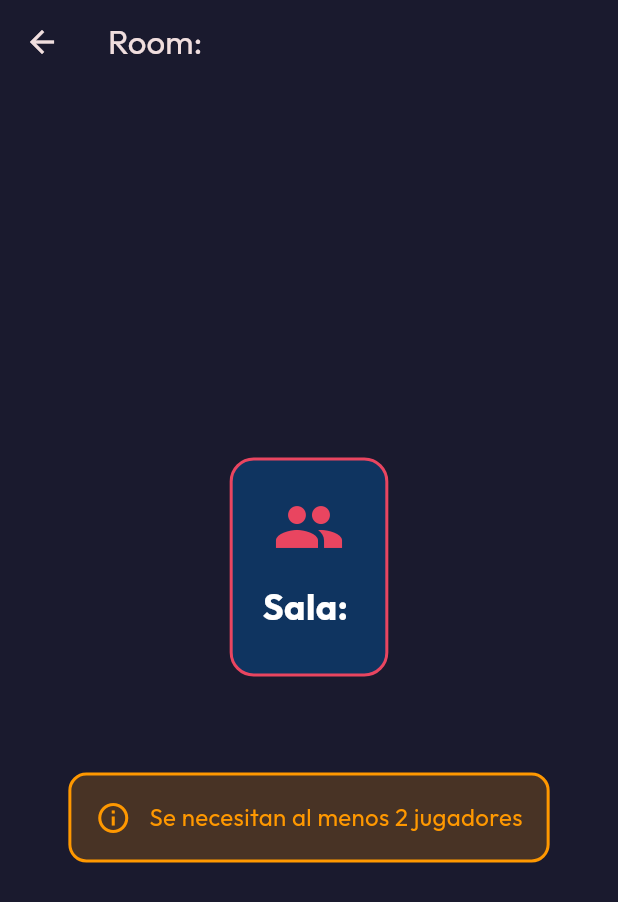
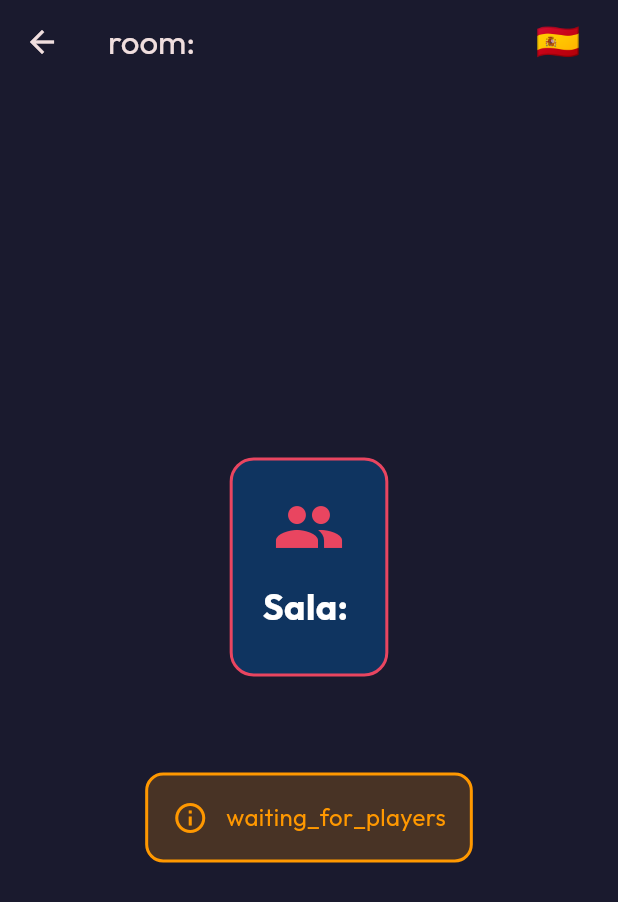
Before and after one commit to ManitosXpress/PokerImperial, a Flutter app: the GameScreen screen opened directly with empty values, on a phone screen of 412 x 824 dp. Shown: the top 902 px of the screen. Run offline on Flutter 3.47's test engine with Material 3 defaults, Android fonts, the phone set to English and light mode, and no system bars; our stand-ins replace google_fonts, socket_io_client; network calls fail.

Commit message:
Update backend with winner logic and frontend with language toggle

```diff
--- a/app/lib/main.dart
+++ b/app/lib/main.dart
@@ -2,6 +2,7 @@ import 'package:flutter/material.dart';
 import 'package:google_fonts/google_fonts.dart';
 import 'package:provider/provider.dart';
 import 'services/socket_service.dart';
+import 'providers/language_provider.dart';
 import 'screens/lobby_screen.dart';
 
 void main() {
@@ -16,6 +17,7 @@ class PokerApp extends StatelessWidget {
     return MultiProvider(
       providers: [
         ChangeNotifierProvider(create: (_) => SocketService()..connect()),
+        ChangeNotifierProvider(create: (_) => LanguageProvider()),
       ],
       child: MaterialApp(
         title: 'Poker Texas Holdem',
--- /dev/null
+++ b/app/lib/providers/language_provider.dart
@@ -0,0 +1,125 @@
+import 'package:flutter/material.dart';
+
+class LanguageProvider with ChangeNotifier {
+  Locale _currentLocale = const Locale('es'); // Default to Spanish as requested implicitly by user context
+
+  Locale get currentLocale => _currentLocale;
+
+  void toggleLanguage() {
+    _currentLocale = _currentLocale.languageCode == 'en'
+        ? const Locale('es')
+        : const Locale('en');
+    notifyListeners();
+  }
+
+  String getText(String key) {
+    return _localizedValues[_currentLocale.languageCode]?[key] ?? key;
+  }
+
+  // Poker hand translation
+  String translateHand(String englishHand) {
+    if (_currentLocale.languageCode == 'en') return englishHand;
+
+    String result = englishHand;
+    _pokerTerms.forEach((english, spanish) {
+      result = result.replaceAll(english, spanish);
+    });
+    return result;
+  }
+
+  static final Map<String, String> _pokerTerms = {
+    'High Card': 'Carta Alta',
+    'Pair': 'Par',
+    'Two Pair': 'Doble Par',
+    'Three of a Kind': 'Trío',
+    'Straight': 'Escalera',
+    'Flush': 'Color',
+    'Full House': 'Full',
+    'Four of a Kind': 'Poker',
+    'Straight Flush': 'Escalera de Color',
+    'Royal Flush': 'Escalera Real',
+    'Ace': 'As',
+    'King': 'Rey',
+    'Queen': 'Reina',
+    'Jack': 'Jota',
+    '\'s': '',
+    'high': 'alta',
+  };
+
+  static final Map<String, Map<String, String>> _localizedValues = {
+    'en': {
+      'app_title': 'POKER IMPERIAL',
+      'play_now': 'PLAY NOW',
+      'create_room': 'CREATE ROOM',
+      'practice_bots': 'PRACTICE WITH BOTS',
+      'join_room': 'JOIN ROOM',
+      'your_name': 'Your Name',
+      'room_id': 'Room ID',
+      'join': 'JOIN',
+      'connecting': 'Connecting to server...',
+      'connected': 'Connected',
+      'room_created': '🎉 Room Created',
+      'share_code': 'Share this code with friends:',
+      'copy_code': 'Copy Code',
+      'copied': '✅ Code copied to clipboard',
+      'go_to_room': 'Go to Room',
+      'waiting_players': 'Waiting for players...',
+      'players': 'Players',
+      'start_game': 'START GAME',
+      'need_players': 'Need at least 2 players',
+      'check': 'Check',
+      'call': 'Call',
+      'fold': 'Fold',
+      'raise': 'Raise',
+      'winner': 'WINNER!',
+      'loser': 'YOU LOST!',
+      'tie': 'TIE!',
+      'wins': 'wins',
+      'next_hand': 'Next hand shortly...',
+      'exit': 'Exit',
+      'continue': 'Continue',
+      'player_cards': 'Player Cards:',
+      'pot': 'Pot',
+      'community_cards': 'Community Cards',
+      'waiting_turn': 'Waiting for turn...',
+      'your_turn': 'YOUR TURN',
+    },
+    'es': {
+      'app_title': 'POKER IMPERIAL',
+      'play_now': 'JUGAR AHORA',
+      'create_room': 'CREAR SALA',
+      'practice_bots': 'PRACTICAR CON BOTS',
+      'join_room': 'UNIRSE A SALA',
+      'your_name': 'Tu Nombre',
+      'room_id': 'ID de Sala',
+      'join': 'ENTRAR',
+      'connecting': 'Conectando al servidor...',
+      'connected': 'Conectado',
+      'room_created': '🎉 Sala Creada',
+      'share_code': 'Comparte este código con amigos:',
+      'copy_code': 'Copiar Código',
+      'copied': '✅ Código copiado al portapapeles',
+      'go_to_room': 'Ir a la Sala',
+      'waiting_players': 'Esperando jugadores...',
+      'players': 'Jugadores',
+      'start_game': 'INICIAR JUEGO',
+      'need_players': 'Se necesitan al menos 2 jugadores',
+      'check': 'Pasar',
+      'call': 'Igualar',
+      'fold': 'Retirarse',
+      'raise': 'Subir',
+      'winner': '¡GANASTE!',
+      'loser': '¡PERDISTE!',
+      'tie': '¡EMPATE!',
+      'wins': 'gana',
+      'next_hand': 'Próxima mano en breve...',
+      'exit': 'Salir',
+      'continue': 'Continuar',
+      'player_cards': 'Cartas de los Jugadores:',
+      'pot': 'Bote',
+      'community_cards': 'Cartas Comunitarias',
+      'waiting_turn': 'Esperando turno...',
+      'your_turn': 'TU TURNO',
+    },
+  };
+}
--- a/app/lib/screens/game_screen.dart
+++ b/app/lib/screens/game_screen.dart
@@ -4,7 +4,7 @@ import 'dart:math' as math;
 import '../services/socket_service.dart';
 import '../widgets/poker_card.dart';
 import '../widgets/player_seat.dart';
-import '../utils/poker_translations.dart';
+import '../providers/language_provider.dart';
 
 class GameScreen extends StatefulWidget {
   final String roomId;
@@ -127,6 +127,7 @@ class _GameScreenState extends State<GameScreen> with SingleTickerProviderStateM
   @override
   Widget build(BuildContext context) {
     final socketService = Provider.of<SocketService>(context);
+    final languageProvider = Provider.of<LanguageProvider>(context);
 
     bool isTurn = false;
     if (gameState != null && gameState!['currentTurn'] != null) {
@@ -136,9 +137,21 @@ class _GameScreenState extends State<GameScreen> with SingleTickerProviderStateM
     return Scaffold(
       backgroundColor: const Color(0xFF1A1A2E),
       appBar: AppBar(
-        title: Text('Room: ${widget.roomId}'),
+        title: Text('${languageProvider.getText('room')}: ${widget.roomId}'),
         backgroundColor: Colors.transparent,
         elevation: 0,
+        actions: [
+          Padding(
+            padding: const EdgeInsets.only(right: 16.0),
+            child: IconButton(
+              icon: Text(
+                languageProvider.currentLocale.languageCode == 'en' ? '🇺🇸' : '🇪🇸',
+                style: const TextStyle(fontSize: 24),
+              ),
+              onPressed: () => languageProvider.toggleLanguage(),
+            ),
+          ),
+        ],
       ),
       body: gameState == null
           ? Center(
@@ -195,9 +208,9 @@ class _GameScreenState extends State<GameScreen> with SingleTickerProviderStateM
                         child: Column(
                           crossAxisAlignment: CrossAxisAlignment.start,
                           children: [
-                            const Text(
-                              'Jugadores Conectados:',
-                              style: TextStyle(
+                            Text(
+                              languageProvider.getText('players_connected'),
+                              style: const TextStyle(
                                 color: Colors.white70,
                                 fontSize: 16,
                                 fontWeight: FontWeight.bold,
@@ -209,24 +222,7 @@ class _GameScreenState extends State<GameScreen> with SingleTickerProviderStateM
                                 padding: const EdgeInsets.only(bottom: 12),
                                 child: Row(
                                   children: [
-                                    Container(
-                                      width: 40,
-                                      height: 40,
-                                      decoration: BoxDecoration(
-                                        color: const Color(0xFFE94560),
-                                        shape: BoxShape.circle,
-                                      ),
-                                      child: Center(
-                                        child: Text(
-                                          player['name'][0].toUpperCase(),
-                                          style: const TextStyle(
-                                            color: Colors.white,
-                                            fontSize: 20,
-                                            fontWeight: FontWeight.bold,
-                                          ),
-                                        ),
-                                      ),
-                                    ),
+                                    const Icon(Icons.person, color: Colors.white70),
                                     const SizedBox(width: 12),
                                     Text(
                                       player['name'],
@@ -235,45 +231,10 @@ class _GameScreenState extends State<GameScreen> with SingleTickerProviderStateM
                                         fontSize: 18,
                                       ),
                                     ),
-                                    const Spacer(),
-                                    const Icon(Icons.check_circle, color: Colors.green, size: 20),
                                   ],
                                 ),
                               );
                             }).toList(),
-
-                            // Empty slots
-                            if (roomState!['players'] != null)
-                              ...List.generate(
-                                4 - (roomState!['players'] as List).length,
-                                (index) => Padding(
-                                  padding: const EdgeInsets.only(bottom: 12),
-                                  child: Row(
-                                    children: [
-                                      Container(
-                                        width: 40,
-                                        height: 40,
-                                        decoration: BoxDecoration(
-                                          color: Colors.white24,
-                                          shape: BoxShape.circle,
-                                        ),
-                                        child: const Center(
-                                          child: Icon(Icons.person_outline, color: Colors.white38),
-                                        ),
-                                      ),
-                                      const SizedBox(width: 12),
-                                      const Text(
-                                        'Esperando jugador...',
-                                        style: TextStyle(
-                                          color: Colors.white38,
-                                          fontSize: 16,
-                                          fontStyle: FontStyle.italic,
-                                        ),
-                                      ),
-                                    ],
-                                  ),
-                                ),
-                              ),
                           ],
                         ),
                       ),
@@ -285,7 +246,7 @@ class _GameScreenState extends State<GameScreen> with SingleTickerProviderStateM
                       ElevatedButton.icon(
                         onPressed: _startGame,
                         icon: const Icon(Icons.play_arrow, size: 28),
-                        label: const Text('INICIAR JUEGO'),
+                        label: Text(languageProvider.getText('start_game')),
                         style: ElevatedButton.styleFrom(
                           backgroundColor: Colors.green,
                           padding: const EdgeInsets.symmetric(horizontal: 40, vertical: 20),
@@ -309,7 +270,7 @@ class _GameScreenState extends State<GameScreen> with SingleTickerProviderStateM
                             const Icon(Icons.info_outline, color: Colors.orange),
                             const SizedBox(width: 12),
                             Text(
-                              'Se necesitan al menos 2 jugadores',
+                              languageProvider.getText('waiting_for_players'),
                               style: const TextStyle(
                                 color: Colors.orange,
                                 fontSize: 16,
@@ -448,7 +409,7 @@ class _GameScreenState extends State<GameScreen> with SingleTickerProviderStateM
                               onPressed: () => _sendAction('bet', raiseAmount),
                               backgroundColor: Colors.green,
                               icon: const Icon(Icons.add_circle),
-                              label: Text('Bet $raiseAmount', style: const TextStyle(fontWeight: FontWeight.bold)),
+                              label: Text('${languageProvider.getText('raise')} $raiseAmount', style: const TextStyle(fontWeight: FontWeight.bold)),
                               heroTag: 'bet',
                             ),
                           ),
@@ -479,12 +440,12 @@ class _GameScreenState extends State<GameScreen> with SingleTickerProviderStateM
                             child: FloatingActionButton.extended(
                               onPressed: () => _sendAction(needToCall ? 'call' : 'check'),
                               backgroundColor: Colors.blue,
-                              icon: const Icon(Icons.check_circle),
+                              icon: Icon(needToCall ? Icons.call_made : Icons.check_circle_outline),
                               label: Text(
-                                needToCall ? 'Call ${currentBet - myCurrentBet}' : 'Check',
-                                style: const TextStyle(fontWeight: FontWeight.bold),
+                                needToCall ? '${languageProvider.getText('call')} ${currentBet - myCurrentBet}' : languageProvider.getText('check'),
+                                style: const TextStyle(fontWeight: FontWeight.bold)
                               ),
-                              heroTag: 'check',
+                              heroTag: 'call_check',
                             ),
                           ),
                         ),
@@ -495,7 +456,7 @@ class _GameScreenState extends State<GameScreen> with SingleTickerProviderStateM
                     animation: _animation,
                     builder: (context, child) {
                       return Positioned(
-                        bottom: 30 + (70 * _animation.value), // Fold button
+                        bottom: 30 + (70 * _animation.value * 1), // Fold button
                         left: 30,
                         child: Opacity(
                           opacity: _animation.value,
@@ -504,8 +465,8 @@ class _GameScreenState extends State<GameScreen> with SingleTickerProviderStateM
                             child: FloatingActionButton.extended(
                               onPressed: () => _sendAction('fold'),
                               backgroundColor: Colors.red,
-                              icon: const Icon(Icons.cancel),
-                              label: const Text('Fold', style: TextStyle(fontWeight: FontWeight.bold)),
+                              icon: const Icon(Icons.close),
+                              label: Text(languageProvider.getText('fold'), style: const TextStyle(fontWeight: FontWeight.bold)),
                               heroTag: 'fold',
                             ),
                           ),
@@ -586,8 +547,8 @@ class _GameScreenState extends State<GameScreen> with SingleTickerProviderStateM
                                       // Winner/Loser Text
                                       Text(
                                         iWon
-                                          ? (_winnerData!['split'] == true ? '¡EMPATE!' : '¡GANASTE!')
-                                          : '¡PERDISTE!',
+                                          ? (_winnerData!['split'] == true ? languageProvider.getText('tie') : languageProvider.getText('winner'))
+                                          : languageProvider.getText('loser'),
                                         style: TextStyle(
                                           fontSize: 48,
                                           fontWeight: FontWeight.bold,
@@ -608,7 +569,7 @@ class _GameScreenState extends State<GameScreen> with SingleTickerProviderStateM
                                       // Winner name if not me
                                       if (!iWon && _winnerData!['winner'] != null)
                                         Text(
-                                          '${_winnerData!['winner']['name']} gana',
+                                          '${_winnerData!['winner']['name']} ${languageProvider.getText('wins')}',
                                           style: TextStyle(
                                             fontSize: 20,
                                             color: Colors.white.withOpacity(0.9),
@@ -642,7 +603,7 @@ class _GameScreenState extends State<GameScreen> with SingleTickerProviderStateM
                                                 ),
                                                 const SizedBox(width: 8),
                                                 Text(
-                                                  translatePokerHand(_winnerData!['winner']['handDescription']),
+                                                  languageProvider.translateHand(_winnerData!['winner']['handDescription']),
                                                   style: TextStyle(
                                                     fontSize: 16,
                                                     fontWeight: FontWeight.bold,
@@ -709,9 +670,9 @@ class _GameScreenState extends State<GameScreen> with SingleTickerProviderStateM
                                           ),
                                           child: Column(
                                             children: [
-                                              const Text(
-                                                'Cartas de los Jugadores:',
-                                                style: TextStyle(
+                                              Text(
+                                                languageProvider.getText('player_cards'),
+                                                style: const TextStyle(
                                                   color: Colors.white,
                                                   fontSize: 16,
                                                   fontWeight: FontWeight.bold,
@@ -741,9 +702,9 @@ class _GameScreenState extends State<GameScreen> with SingleTickerProviderStateM
                                                       ),
                                                       const SizedBox(width: 12),
                                                       if (isFolded)
-                                                        const Text(
-                                                          '(Fold)',
-                                                          style: TextStyle(
+                                                        Text(
+                                                          '(${languageProvider.getText('fold')})',
+                                                          style: const TextStyle(
                                                             color: Colors.grey,
                                                             fontSize: 14,
                                                             fontStyle: FontStyle.italic,
@@ -770,7 +731,7 @@ class _GameScreenState extends State<GameScreen> with SingleTickerProviderStateM
 
                                       // Next hand info
                                       Text(
-                                        'Próxima mano en breve...',
+                                        languageProvider.getText('next_hand'),
                                         style: TextStyle(
                                           fontSize: 16,
                                           color: iWon ? Colors.brown.shade700 : Colors.white.withOpacity(0.8),
@@ -789,7 +750,7 @@ class _GameScreenState extends State<GameScreen> with SingleTickerProviderStateM
                                               Navigator.pop(context);
                                             },
                                             icon: const Icon(Icons.exit_to_app),
-                                            label: const Text('Salir'),
+                                            label: Text(languageProvider.getText('exit')),
                                             style: ElevatedButton.styleFrom(
                                               backgroundColor: Colors.brown.shade700,
                                               foregroundColor: Colors.white,
@@ -804,7 +765,7 @@ class _GameScreenState extends State<GameScreen> with SingleTickerProviderStateM
                                               });
                                             },
                                             icon: const Icon(Icons.check_circle),
-                                            label: const Text('Continuar'),
+                                            label: Text(languageProvider.getText('continue')),
                                             style: ElevatedButton.styleFrom(
                                               backgroundColor: Colors.green.shade700,
                                               foregroundColor: Colors.white,
```
Also changed, not shown: app/lib/screens/lobby_screen.dart (+45 -12 lines), app/lib/utils/poker_translations.dart (deleted, +0 -36 lines), 1 other file.
